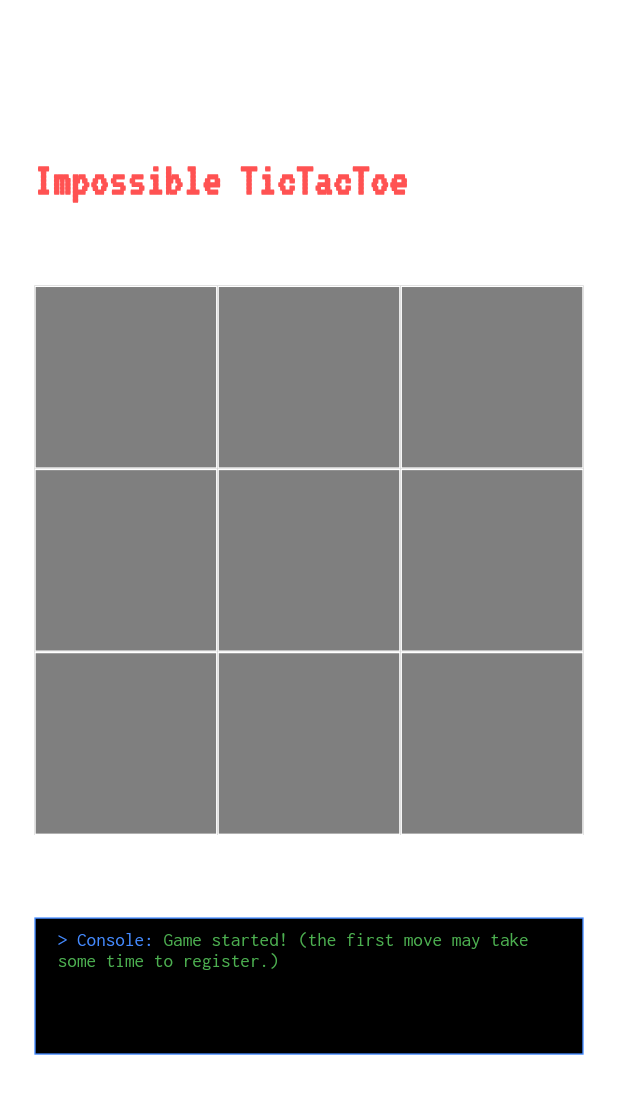
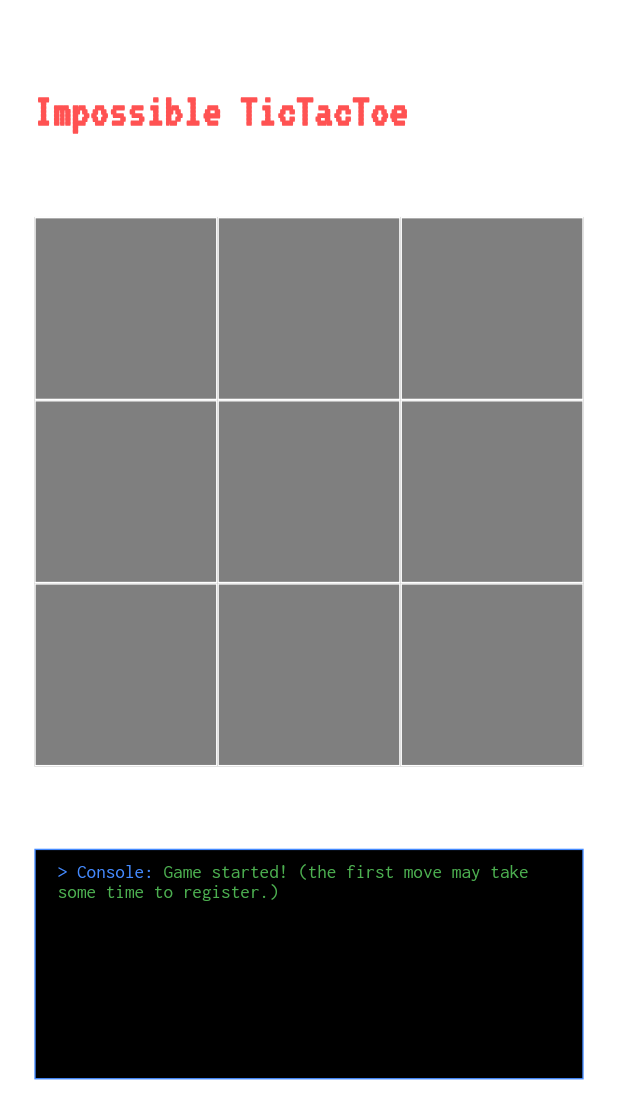
Before and after one commit to ikramhasan/Impossible-TicTacToe-Ai, a Flutter app: the HomePage screen opened directly, on a phone screen of 412 x 824 dp. Shown: the top 1119 px of the screen. Run offline on Flutter 3.47's test engine with Material 2 defaults, Android fonts, the phone set to English and light mode, and no system bars; our stand-ins replace get, google_fonts, responsive_framework; missing offline and left inert: dotfield, flutter_button.

Commit message:
Fixed overflow issue

```diff
--- a/lib/pages/home/home_page.dart
+++ b/lib/pages/home/home_page.dart
@@ -24,7 +24,7 @@ class HomePage extends StatelessWidget {
         child: Column(
           crossAxisAlignment: CrossAxisAlignment.start,
           children: [
-            SizedBox(height: 80),
+            SizedBox(height: 30),
             Text(
               impossible_tictactoe,
               style: headerStyle,
@@ -69,11 +69,13 @@ class HomePage extends StatelessWidget {
                   }),
             ),
             SizedBox(height: 60),
-            Container(
-              height: 100,
-              child: Console(),
+            Expanded(
+              child: Container(
+                height: 100,
+                child: Console(),
+              ),
             ),
-            SizedBox(height: 60),
+            SizedBox(height: 30),
             Align(
               alignment: Alignment.bottomRight,
               child: TextButton(
```
Also changed, not shown: 1 other file.
